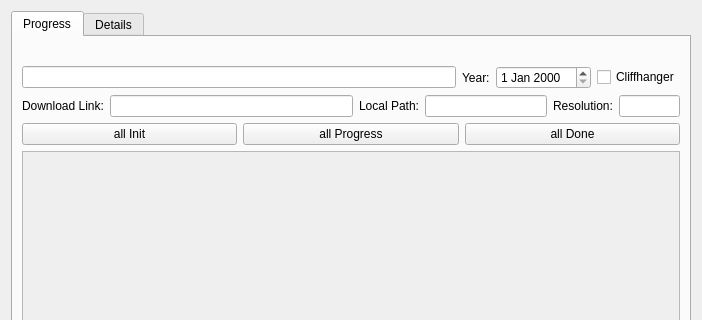
First picture: the form in cedit.ui, repository birkeh/qtMultimediaDB, before the edit; both pictures show x 0 to 702 and y 0 to 320 of the 702 by 458 pixel window.
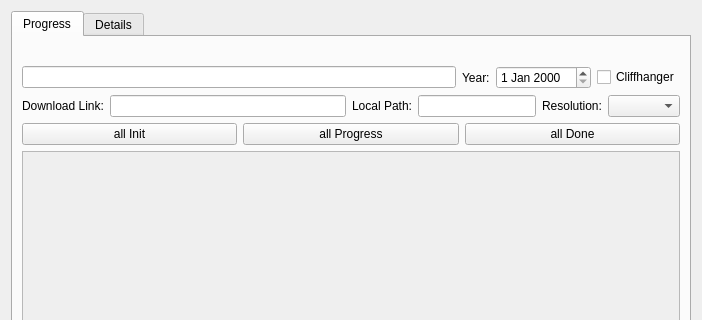
Second picture: the form after the edit. Custom widgets are drawn as their Qt base class.

Commit message: added resolution field

```diff
--- a/cedit.ui
+++ b/cedit.ui
@@ -66,7 +66,7 @@
               </layout>
              </item>
              <item>
-              <layout class="QHBoxLayout" name="horizontalLayout_2" stretch="0,4,0,2,0,1">
+              <layout class="QHBoxLayout" name="horizontalLayout_2" stretch="0,4,0,2,0,0">
                <item>
                 <widget class="QLabel" name="m_lpDownloadLinkLabel">
                  <property name="text">
@@ -95,7 +95,7 @@
                 </widget>
                </item>
                <item>
-                <widget class="QLineEdit" name="m_lpResolution"/>
+                <widget class="QComboBox" name="m_lpResolution"/>
                </item>
               </layout>
              </item>
```
The commit also changes 10 other files.
